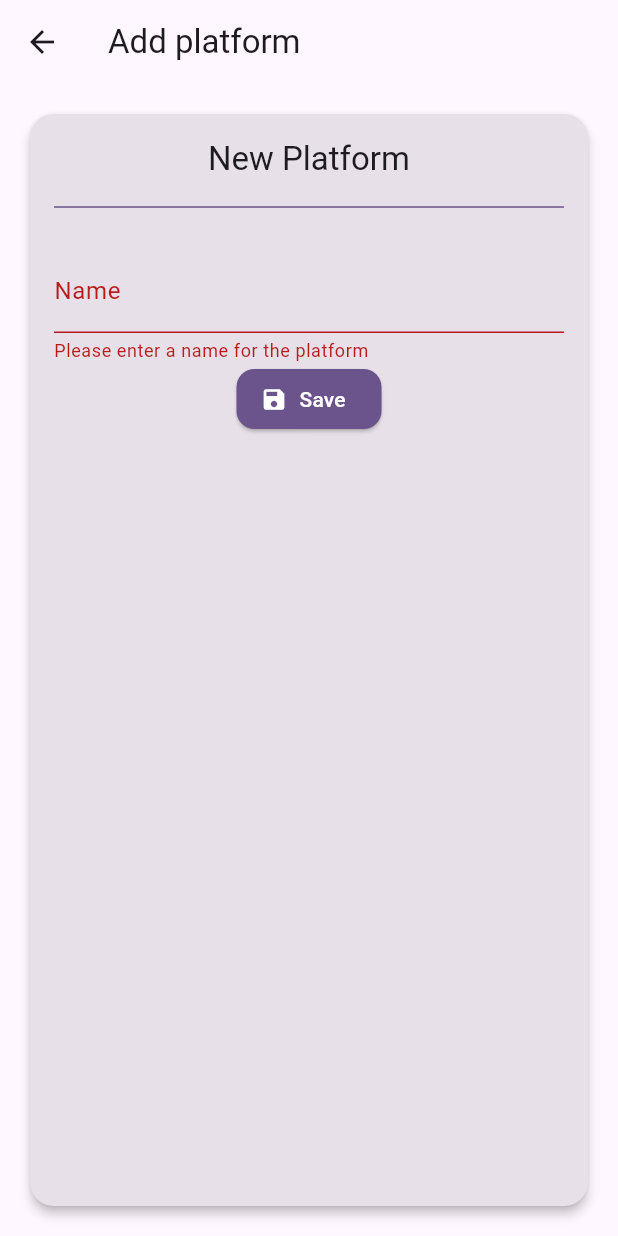
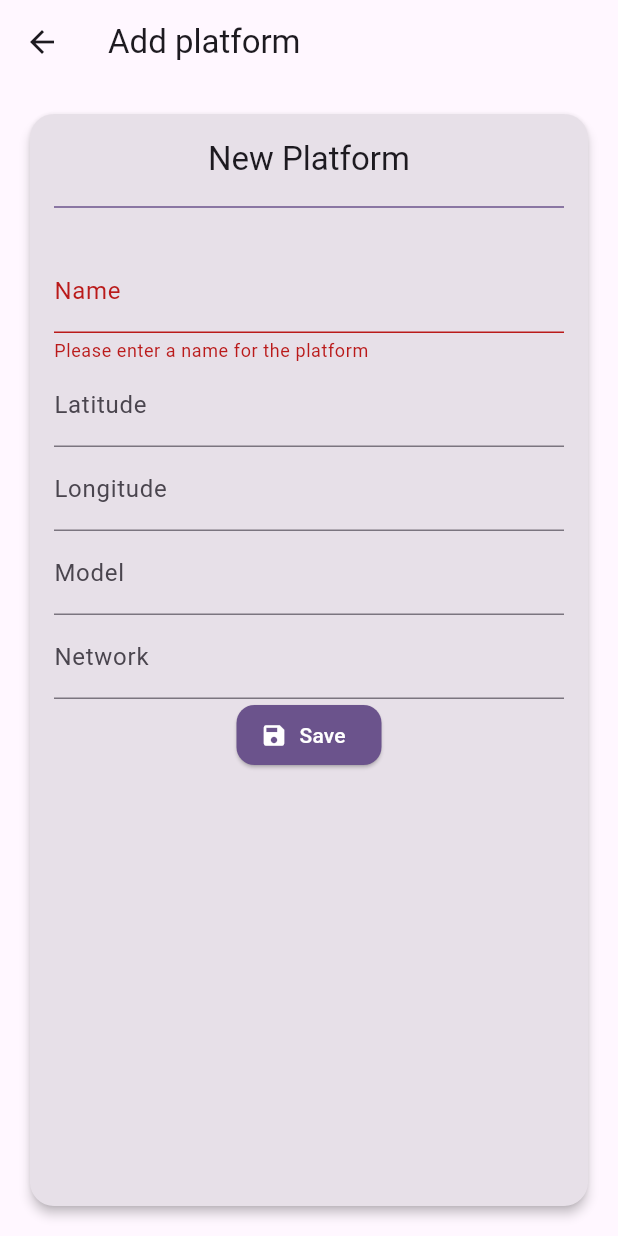
Before and after one commit to OceanOPS/oceantags, a Flutter app: the AddPlatformScreen screen opened directly with empty values, after a tap on "Save", on a phone screen of 412 x 824 dp. Run offline on Flutter 3.47's test engine with Material 3 defaults, Android fonts, the phone set to English and light mode, and no system bars; our stand-ins replace drift, flutter_map, geolocator, image_picker, latlong2; missing offline and left inert: flutter_map_tile_caching, mobile_scanner; accounts and stored records are empty; generated files the repository leaves out were written again; network calls fail; Roboto replaces fonts that are missing (M3).

Commit message:
Read platform attributes from form fields

```diff
--- a/lib/screens/add_platform_screen.dart
+++ b/lib/screens/add_platform_screen.dart
@@ -15,11 +15,27 @@ class AddPlatformScreen extends StatefulWidget {
 class AddPlatformScreenState extends State<AddPlatformScreen> {
   late AppDatabase _db;
   final _formKey = GlobalKey<FormState>();
+  final referenceController = TextEditingController();
+  final latitudeController = TextEditingController();
+  final longitudeController = TextEditingController();
+  final networkController = TextEditingController();
+  final modelController = TextEditingController();
 
   @override
   void initState() {
     super.initState();
     _db = widget.database;
+  }
+
+  @override
+  void dispose() {
+    // Clean up the controller when the widget is disposed.
+    referenceController.dispose();
+    latitudeController.dispose();
+    longitudeController.dispose();
+    networkController.dispose();
+    modelController.dispose();
+    super.dispose();
   }
 
   void addPlatform(PlatformEntity platform) async {
@@ -68,6 +84,7 @@ class AddPlatformScreenState extends State<AddPlatformScreen> {
                               decoration: const InputDecoration(
                                 labelText: 'Name',
                               ),
+                              controller: referenceController,
                               // The validator receives the text that the user has entered.
                               validator: (value) {
                                 if (value == null || value.isEmpty) {
@@ -75,6 +92,30 @@ class AddPlatformScreenState extends State<AddPlatformScreen> {
                                 }
                                 return null;
                               },
+                            ),
+                            TextFormField(
+                              decoration: const InputDecoration(
+                                labelText: 'Latitude',
+                              ),
+                              controller: latitudeController,
+                            ),
+                            TextFormField(
+                              decoration: const InputDecoration(
+                                labelText: 'Longitude',
+                              ),
+                              controller: longitudeController,
+                            ),
+                            TextFormField(
+                              decoration: const InputDecoration(
+                                labelText: 'Model',
+                              ),
+                              controller: modelController,
+                            ),
+                            TextFormField(
+                              decoration: const InputDecoration(
+                                labelText: 'Network',
+                              ),
+                              controller: networkController,
                             ),
                             ElevatedButton.icon(
                               style: ElevatedButton.styleFrom(
@@ -95,17 +136,18 @@ class AddPlatformScreenState extends State<AddPlatformScreen> {
                                     const SnackBar(content: Text('Processing Data')),
                                   );
                                   _db.insertPlatform(
-                                    const PlatformEntity(
-                                      reference: 'Test',
-                                      latitude: -6.5,
-                                      longitude: 113.4,
+                                    PlatformEntity(
+                                      reference: referenceController.text,
+                                      latitude: double.tryParse(latitudeController.text) ?? 00.00,
+                                      longitude: double.tryParse(longitudeController.text) ?? 00.00,
                                       status: 'inactive',
-                                      network: 'sot',
-                                      model: 'Generic Manual',
+                                      network: networkController.text,
+                                      model: modelController.text,
                                       isFavorite: false,
                                     ),
                                   );
-                                  print('platform added');
+                                  print('********* platform added ***********');
+                                  print(referenceController.text);
                                 }
                               },
                             ),// Add TextFormFields and ElevatedButton here.
```
